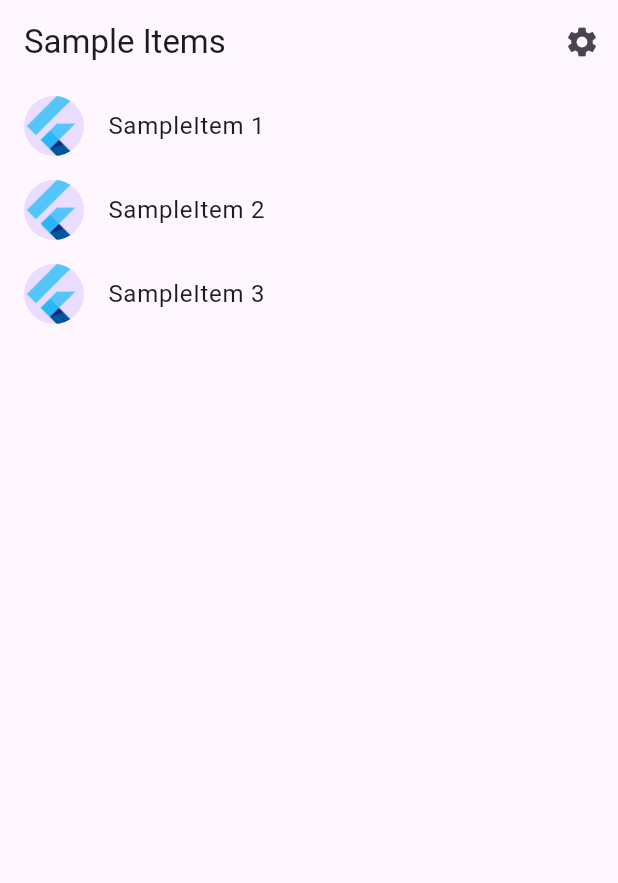
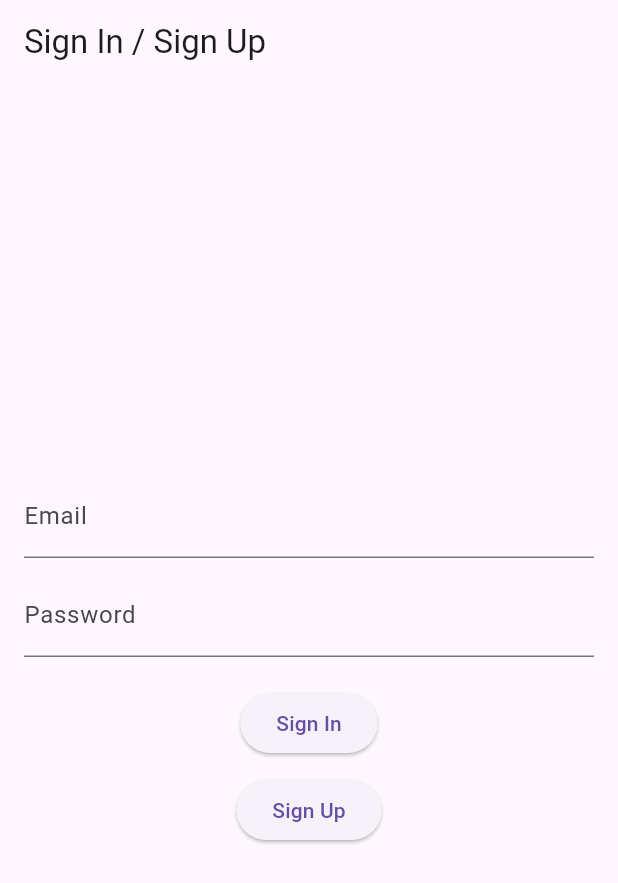
Before and after one commit to habibayasserr/HedieatyApp, a Flutter app: the screen it shows after launch, on a phone screen of 412 x 824 dp. Shown: the top 883 px of the screen. Run offline on Flutter 3.47's test engine with Material 3 defaults, Android fonts, the phone set to English and light mode, and no system bars; our stand-ins replace firebase_auth, firebase_core; accounts and stored records are empty.

Commit message:
Implemented the User Authentication with Firebase Using a Demo Example, Set Base for MVVM Structure, and Added Project Dependencies

```diff
--- a/l10n.yaml
+++ /dev/null
@@ -1,3 +0,0 @@
-arb-dir: lib/src/localization
-template-arb-file: app_en.arb
-output-localization-file: app_localizations.dart
--- a/lib/main.dart
+++ b/lib/main.dart
@@ -1,20 +1,24 @@
+import 'package:firebase_core/firebase_core.dart';
 import 'package:flutter/material.dart';
-
-import 'src/app.dart';
-import 'src/settings/settings_controller.dart';
-import 'src/settings/settings_service.dart';
+import 'views/auth_view.dart'; // Make sure this path is correct!
 
 void main() async {
-  // Set up the SettingsController, which will glue user settings to multiple
-  // Flutter Widgets.
-  final settingsController = SettingsController(SettingsService());
+  WidgetsFlutterBinding.ensureInitialized();
+  await Firebase.initializeApp();
+  runApp(const MyApp());
+}
 
-  // Load the user's preferred theme while the splash screen is displayed.
-  // This prevents a sudden theme change when the app is first displayed.
-  await settingsController.loadSettings();
+class MyApp extends StatelessWidget {
+  const MyApp({Key? key}) : super(key: key);
 
-  // Run the app and pass in the SettingsController. The app listens to the
-  // SettingsController for changes, then passes it further down to the
-  // SettingsView.
-  runApp(MyApp(settingsController: settingsController));
+  @override
+  Widget build(BuildContext context) {
+    return MaterialApp(
+      title: 'Hedieaty',
+      theme: ThemeData(
+        primarySwatch: Colors.blue,
+      ),
+      home: const AuthView(),
+    );
+  }
 }
--- /dev/null
+++ b/lib/services/auth_service.dart
@@ -0,0 +1,39 @@
+import 'package:firebase_auth/firebase_auth.dart';
+
+class AuthService {
+  final FirebaseAuth _auth = FirebaseAuth.instance;
+
+  // Sign in with email and password
+  Future<User?> signIn(String email, String password) async {
+    try {
+      final userCredential = await _auth.signInWithEmailAndPassword(
+          email: email, password: password);
+      return userCredential.user;
+    } catch (e) {
+      print("Error signing in: $e");
+      return null;
+    }
+  }
+
+  // Register with email and password
+  Future<User?> register(String email, String password) async {
+    try {
+      final userCredential = await _auth.createUserWithEmailAndPassword(
+          email: email, password: password);
+      return userCredential.user;
+    } catch (e) {
+      print("Error registering: $e");
+      return null;
+    }
+  }
+
+  // Sign out
+  Future<void> signOut() async {
+    await _auth.signOut();
+  }
+
+  // Check current user
+  User? getCurrentUser() {
+    return _auth.currentUser;
+  }
+}
--- a/lib/src/app.dart
+++ /dev/null
@@ -1,85 +0,0 @@
-import 'package:flutter/material.dart';
-import 'package:flutter_gen/gen_l10n/app_localizations.dart';
-import 'package:flutter_localizations/flutter_localizations.dart';
-
-import 'sample_feature/sample_item_details_view.dart';
-import 'sample_feature/sample_item_list_view.dart';
-import 'settings/settings_controller.dart';
-import 'settings/settings_view.dart';
-
-/// The Widget that configures your application.
-class MyApp extends StatelessWidget {
-  const MyApp({
-    super.key,
-    required this.settingsController,
-  });
-
-  final SettingsController settingsController;
-
-  @override
-  Widget build(BuildContext context) {
-    // Glue the SettingsController to the MaterialApp.
-    //
-    // The ListenableBuilder Widget listens to the SettingsController for changes.
-    // Whenever the user updates their settings, the MaterialApp is rebuilt.
-    return ListenableBuilder(
-      listenable: settingsController,
-      builder: (BuildContext context, Widget? child) {
-        return MaterialApp(
-          // Providing a restorationScopeId allows the Navigator built by the
-          // MaterialApp to restore the navigation stack when a user leaves and
-          // returns to the app after it has been killed while running in the
-          // background.
-          restorationScopeId: 'app',
-
-          // Provide the generated AppLocalizations to the MaterialApp. This
-          // allows descendant Widgets to display the correct translations
-          // depending on the user's locale.
-          localizationsDelegates: const [
-            AppLocalizations.delegate,
-            GlobalMaterialLocalizations.delegate,
-            GlobalWidgetsLocalizations.delegate,
-            GlobalCupertinoLocalizations.delegate,
-          ],
-          supportedLocales: const [
-            Locale('en', ''), // English, no country code
-          ],
-
-          // Use AppLocalizations to configure the correct application title
-          // depending on the user's locale.
-          //
-          // The appTitle is defined in .arb files found in the localization
-          // directory.
-          onGenerateTitle: (BuildContext context) =>
-              AppLocalizations.of(context)!.appTitle,
-
-          // Define a light and dark color theme. Then, read the user's
-          // preferred ThemeMode (light, dark, or system default) from the
-          // SettingsController to display the correct theme.
-          theme: ThemeData(),
-          darkTheme: ThemeData.dark(),
-          themeMode: settingsController.themeMode,
-
-          // Define a function to handle named routes in order to support
-          // Flutter web url navigation and deep linking.
-          onGenerateRoute: (RouteSettings routeSettings) {
-            return MaterialPageRoute<void>(
-              settings: routeSettings,
-              builder: (BuildContext context) {
-                switch (routeSettings.name) {
-                  case SettingsView.routeName:
-                    return SettingsView(controller: settingsController);
-                  case SampleItemDetailsView.routeName:
-                    return const SampleItemDetailsView();
-                  case SampleItemListView.routeName:
-                  default:
-                    return const SampleItemListView();
-                }
-              },
-            );
-          },
-        );
-      },
-    );
-  }
-}
--- a/lib/src/localization/app_en.arb
+++ /dev/null
@@ -1,6 +0,0 @@
-{
-  "appTitle": "hedieaty_application",
-  "@appTitle": {
-    "description": "The title of the application"
-  }
-}
--- a/lib/src/sample_feature/sample_item.dart
+++ /dev/null
@@ -1,6 +0,0 @@
-/// A placeholder class that represents an entity or model.
-class SampleItem {
-  const SampleItem(this.id);
-
-  final int id;
-}
--- a/lib/src/sample_feature/sample_item_list_view.dart
+++ /dev/null
@@ -1,71 +0,0 @@
-import 'package:flutter/material.dart';
-
-import '../settings/settings_view.dart';
-import 'sample_item.dart';
-import 'sample_item_details_view.dart';
-
-/// Displays a list of SampleItems.
-class SampleItemListView extends StatelessWidget {
-  const SampleItemListView({
-    super.key,
-    this.items = const [SampleItem(1), SampleItem(2), SampleItem(3)],
-  });
-
-  static const routeName = '/';
-
-  final List<SampleItem> items;
-
-  @override
-  Widget build(BuildContext context) {
-    return Scaffold(
-      appBar: AppBar(
-        title: const Text('Sample Items'),
-        actions: [
-          IconButton(
-            icon: const Icon(Icons.settings),
-            onPressed: () {
-              // Navigate to the settings page. If the user leaves and returns
-              // to the app after it has been killed while running in the
-              // background, the navigation stack is restored.
-              Navigator.restorablePushNamed(context, SettingsView.routeName);
-            },
-          ),
-        ],
-      ),
-
-      // To work with lists that may contain a large number of items, it’s best
-      // to use the ListView.builder constructor.
-      //
-      // In contrast to the default ListView constructor, which requires
-      // building all Widgets up front, the ListView.builder constructor lazily
-      // builds Widgets as they’re scrolled into view.
-      body: ListView.builder(
-        // Providing a restorationId allows the ListView to restore the
-        // scroll position when a user leaves and returns to the app after it
-        // has been killed while running in the background.
-        restorationId: 'sampleItemListView',
-        itemCount: items.length,
-        itemBuilder: (BuildContext context, int index) {
-          final item = items[index];
-
-          return ListTile(
-            title: Text('SampleItem ${item.id}'),
-            leading: const CircleAvatar(
-              // Display the Flutter Logo image asset.
-              foregroundImage: AssetImage('assets/images/flutter_logo.png'),
-            ),
-            onTap: () {
-              // Navigate to the details page. If the user leaves and returns to
-              // the app after it has been killed while running in the
-              // background, the navigation stack is restored.
-              Navigator.restorablePushNamed(
-                context,
-                SampleItemDetailsView.routeName,
-              );
-            }
-          );
-        },
-      ),
-    );
-  }
-}
--- a/lib/src/settings/settings_controller.dart
+++ /dev/null
@@ -1,50 +0,0 @@
-import 'package:flutter/material.dart';
-
-import 'settings_service.dart';
-
-/// A class that many Widgets can interact with to read user settings, update
-/// user settings, or listen to user settings changes.
-///
-/// Controllers glue Data Services to Flutter Widgets. The SettingsController
-/// uses the SettingsService to store and retrieve user settings.
-class SettingsController with ChangeNotifier {
-  SettingsController(this._settingsService);
-
-  // Make SettingsService a private variable so it is not used directly.
-  final SettingsService _settingsService;
-
-  // Make ThemeMode a private variable so it is not updated directly without
-  // also persisting the changes with the SettingsService.
-  late ThemeMode _themeMode;
-
-  // Allow Widgets to read the user's preferred ThemeMode.
-  ThemeMode get themeMode => _themeMode;
-
-  /// Load the user's settings from the SettingsService. It may load from a
-  /// local database or the internet. The controller only knows it can load the
-  /// settings from the service.
-  Future<void> loadSettings() async {
-    _themeMode = await _settingsService.themeMode();
-
-    // Important! Inform listeners a change has occurred.
-    notifyListeners();
-  }
-
-  /// Update and persist the ThemeMode based on the user's selection.
-  Future<void> updateThemeMode(ThemeMode? newThemeMode) async {
-    if (newThemeMode == null) return;
-
-    // Do not perform any work if new and old ThemeMode are identical
-    if (newThemeMode == _themeMode) return;
-
-    // Otherwise, store the new ThemeMode in memory
-    _themeMode = newThemeMode;
-
-    // Important! Inform listeners a change has occurred.
-    notifyListeners();
-
-    // Persist the changes to a local database or the internet using the
-    // SettingService.
-    await _settingsService.updateThemeMode(newThemeMode);
-  }
-}
--- a/lib/src/settings/settings_service.dart
+++ /dev/null
@@ -1,17 +0,0 @@
-import 'package:flutter/material.dart';
-
-/// A service that stores and retrieves user settings.
-///
-/// By default, this class does not persist user settings. If you'd like to
-/// persist the user settings locally, use the shared_preferences package. If
-/// you'd like to store settings on a web server, use the http package.
-class SettingsService {
-  /// Loads the User's preferred ThemeMode from local or remote storage.
-  Future<ThemeMode> themeMode() async => ThemeMode.system;
-
-  /// Persists the user's preferred ThemeMode to local or remote storage.
-  Future<void> updateThemeMode(ThemeMode theme) async {
-    // Use the shared_preferences package to persist settings locally or the
-    // http package to persist settings over the network.
-  }
-}
--- a/lib/src/settings/settings_view.dart
+++ /dev/null
@@ -1,51 +0,0 @@
-import 'package:flutter/material.dart';
-
-import 'settings_controller.dart';
-
-/// Displays the various settings that can be customized by the user.
-///
-/// When a user changes a setting, the SettingsController is updated and
-/// Widgets that listen to the SettingsController are rebuilt.
-class SettingsView extends StatelessWidget {
-  const SettingsView({super.key, required this.controller});
-
-  static const routeName = '/settings';
-
-  final SettingsController controller;
-
-  @override
-  Widget build(BuildContext context) {
-    return Scaffold(
-      appBar: AppBar(
-        title: const Text('Settings'),
-      ),
-      body: Padding(
-        padding: const EdgeInsets.all(16),
-        // Glue the SettingsController to the theme selection DropdownButton.
-        //
-        // When a user selects a theme from the dropdown list, the
-        // SettingsController is updated, which rebuilds the MaterialApp.
-        child: DropdownButton<ThemeMode>(
-          // Read the selected themeMode from the controller
-          value: controller.themeMode,
-          // Call the updateThemeMode method any time the user selects a theme.
-          onChanged: controller.updateThemeMode,
-          items: const [
-            DropdownMenuItem(
-              value: ThemeMode.system,
-              child: Text('System Theme'),
-            ),
-            DropdownMenuItem(
-              value: ThemeMode.light,
-              child: Text('Light Theme'),
-            ),
-            DropdownMenuItem(
-              value: ThemeMode.dark,
-              child: Text('Dark Theme'),
-            )
-          ],
-        ),
-      ),
-    );
-  }
-}
--- /dev/null
+++ b/lib/viewmodels/auth_viewmodel.dart
@@ -0,0 +1,28 @@
+import '../services/auth_service.dart';
+
+class AuthViewModel {
+  final AuthService _authService = AuthService();
+
+  Future<void> signIn(String email, String password) async {
+    final user = await _authService.signIn(email, password);
+    if (user != null) {
+      print("User signed in: ${user.email}");
+    } else {
+      print("Sign in failed.");
+    }
+  }
+
+  Future<void> register(String email, String password) async {
+    final user = await _authService.register(email, password);
+    if (user != null) {
+      print("User registered: ${user.email}");
+    } else {
+      print("Registration failed.");
+    }
+  }
+
+  void signOut() {
+    _authService.signOut();
+    print("User signed out.");
+  }
+}
--- /dev/null
+++ b/lib/views/auth_view.dart
@@ -0,0 +1,58 @@
+import 'package:flutter/material.dart';
+import '../viewmodels/auth_viewmodel.dart';
+
+class AuthView extends StatefulWidget {
+  const AuthView({Key? key}) : super(key: key);
+
+  @override
+  _AuthViewState createState() => _AuthViewState();
+}
+
+class _AuthViewState extends State<AuthView> {
+  final _authViewModel = AuthViewModel();
+  final TextEditingController _emailController = TextEditingController();
+  final TextEditingController _passwordController = TextEditingController();
+
+  @override
+  Widget build(BuildContext context) {
+    return Scaffold(
+      appBar: AppBar(title: const Text('Sign In / Sign Up')),
+      body: Padding(
+        padding: const EdgeInsets.all(16.0),
+        child: Column(
+          mainAxisAlignment: MainAxisAlignment.center,
+          children: [
+            TextField(
+              controller: _emailController,
+              decoration: const InputDecoration(labelText: 'Email'),
+            ),
+            const SizedBox(height: 10),
+            TextField(
+              controller: _passwordController,
+              obscureText: true,
+              decoration: const InputDecoration(labelText: 'Password'),
+            ),
+            const SizedBox(height: 20),
+            ElevatedButton(
+              onPressed: () async {
+                final email = _emailController.text;
+                final password = _passwordController.text;
+                await _authViewModel.signIn(email, password);
+              },
+              child: const Text('Sign In'),
+            ),
+            const SizedBox(height: 10),
+            ElevatedButton(
+              onPressed: () async {
+                final email = _emailController.text;
+                final password = _passwordController.text;
+                await _authViewModel.register(email, password);
+              },
+              child: const Text('Sign Up'),
+            ),
+          ],
+        ),
+      ),
+    );
+  }
+}
```
Also changed, not shown: lib/src/sample_feature/sample_item_details_view.dart (deleted, +0 -20 lines), pubspec.yaml (+14 -4 lines), pubspec.lock, 6 other files.
